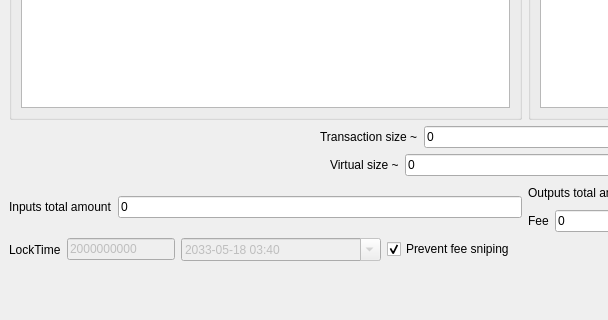
Before: the Qt Designer form ui/mainwindow.ui in gbizzotto/ourWallet, drawn with Qt 5; both pictures show x 0 to 608 and y 565 to 885 of the 1050 by 885 pixel window.
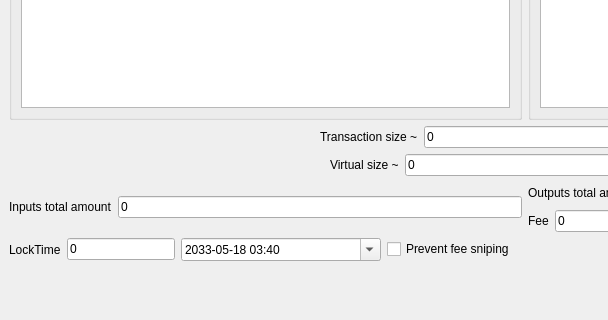
After: the same form once the commit is applied.

```diff
--- a/ui/mainwindow.ui
+++ b/ui/mainwindow.ui
@@ -336,7 +336,7 @@
         <item row="0" column="1">
          <widget class="QLineEdit" name="locktimeLineEdit">
           <property name="enabled">
-           <bool>false</bool>
+           <bool>true</bool>
           </property>
           <property name="sizePolicy">
            <sizepolicy hsizetype="Preferred" vsizetype="Fixed">
@@ -348,14 +348,14 @@
            <string>000000000000</string>
           </property>
           <property name="text">
-           <string>2000000000</string>
+           <string>0</string>
           </property>
          </widget>
         </item>
         <item row="0" column="2">
          <widget class="QDateTimeEdit" name="dateTimeEdit">
           <property name="enabled">
-           <bool>false</bool>
+           <bool>true</bool>
           </property>
           <property name="sizePolicy">
            <sizepolicy hsizetype="Fixed" vsizetype="Fixed">
@@ -396,7 +396,7 @@
            <string>Prevent fee sniping</string>
           </property>
           <property name="checked">
-           <bool>true</bool>
+           <bool>false</bool>
           </property>
          </widget>
         </item>
```
Left out of the diff: 10 changed lines with no effect on the pictures.
